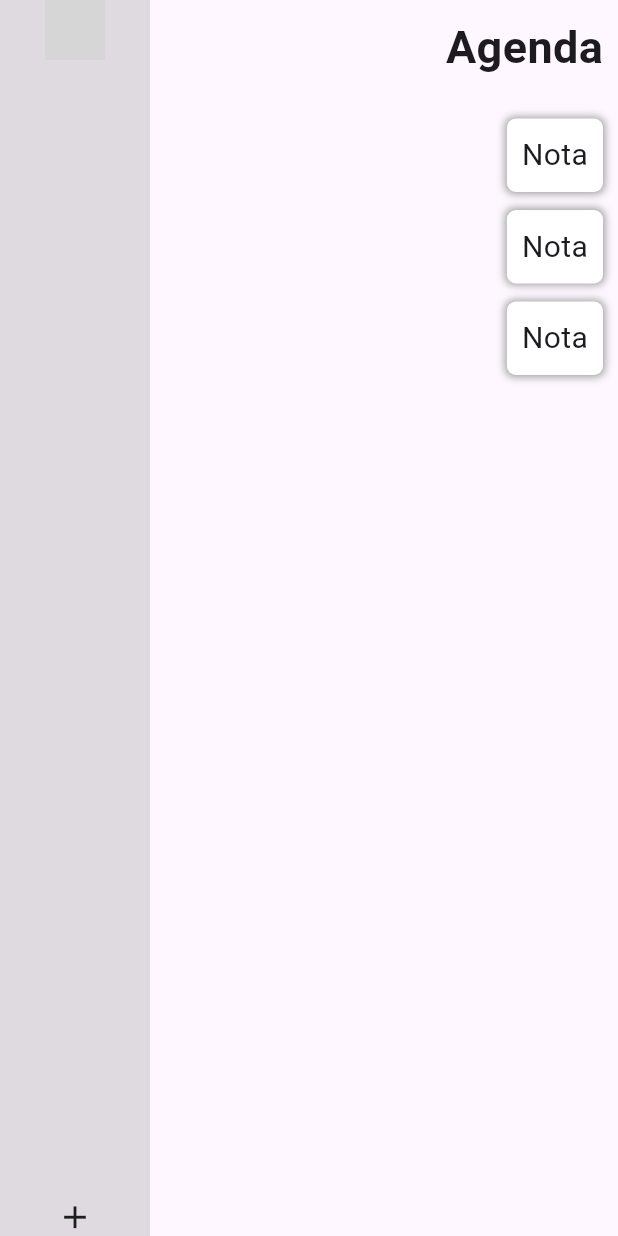
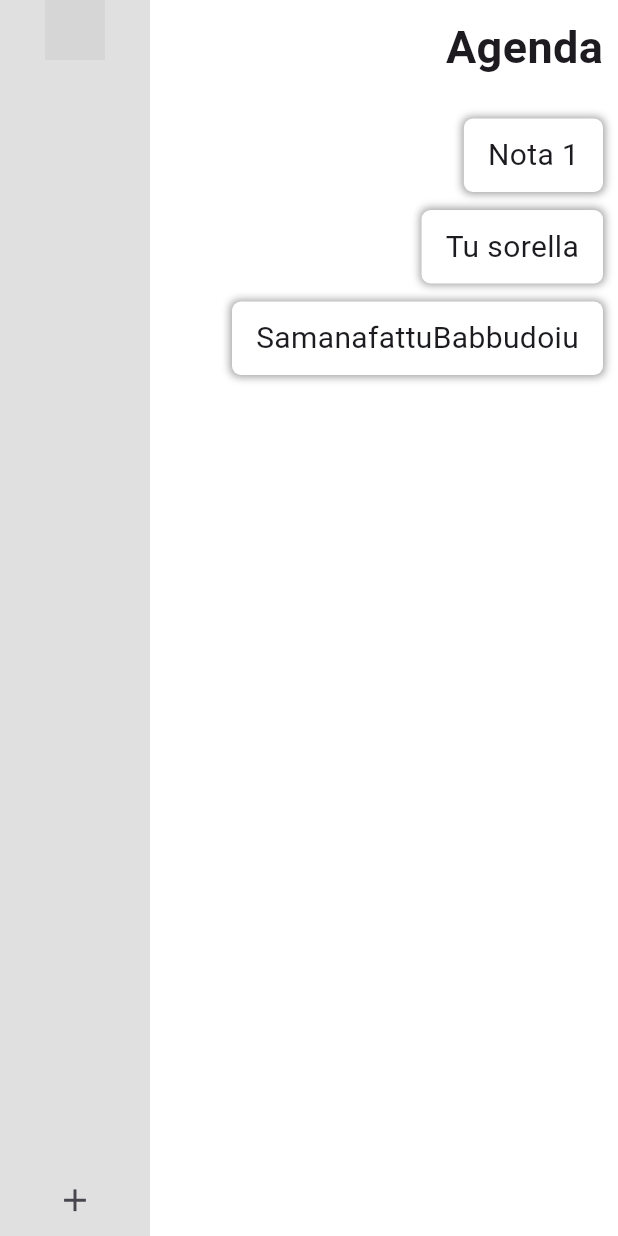
Before and after one commit to burillu/flutter-agenda-list, a Flutter app: the screen it shows after launch, on a phone screen of 412 x 824 dp. Run offline on Flutter 3.47's test engine with Material 3 defaults, Android fonts, the light colour scheme and no system bars; network calls fail; grey boxes are pictures that could not be loaded.

Commit message:
map notes, dynamic text, bg white for home

```diff
--- a/lib/app.dart
+++ b/lib/app.dart
@@ -1,11 +1,13 @@
-import 'package:agenda_list/pages/home_page.dart';
+import 'package:agenda_list/pages/home/home_page.dart';
 import 'package:flutter/material.dart';
 
 class App extends StatelessWidget {
   @override
   Widget build(BuildContext context) {
     return MaterialApp(
+      //theme: ThemeData(canvasColor: ),
       home: Scaffold(
+        backgroundColor: Colors.white,
         body: body(),
       ),
     );
--- a/lib/components/note.dart
+++ b/lib/components/note.dart
@@ -1,10 +1,14 @@
 import 'package:flutter/material.dart';
 
 class Note extends StatelessWidget {
+  final String text;
+
+  const Note({required String this.text});
+
   @override
   Widget build(BuildContext context) {
     return Container(
-      padding: EdgeInsets.all(10),
+      padding: EdgeInsets.symmetric(horizontal: 16, vertical: 10),
       margin: EdgeInsets.symmetric(vertical: 6),
       decoration: BoxDecoration(
           color: Colors.white,
@@ -13,7 +17,7 @@ class Note extends StatelessWidget {
             BoxShadow(color: Colors.grey, spreadRadius: 1, blurRadius: 4)
           ]),
       child: Text(
-        "Nota",
+        text,
         style: TextStyle(fontSize: 20),
       ),
     );
--- /dev/null
+++ b/lib/pages/home/home_page.dart
@@ -0,0 +1,32 @@
+import 'package:agenda_list/pages/home/partials/home_page_main.dart';
+import 'package:agenda_list/pages/home/partials/home_page_sidebar.dart';
+import 'package:flutter/material.dart';
+
+class HomePage extends StatefulWidget {
+  @override
+  State<HomePage> createState() => _HomePageState();
+}
+
+class _HomePageState extends State<HomePage> {
+  final List<String> notes = ['Nota 1', 'Tu sorella', 'SamanafattuBabbudoiu'];
+
+  void addNote(String note) {
+    setState(() {
+      notes.add(note);
+    });
+  }
+
+  @override
+  Widget build(BuildContext context) {
+    return Row(
+      children: [
+        HomePageSidebar(
+          functionBtn: addNote,
+        ),
+        HomePageMain(
+          notes: notes,
+        )
+      ],
+    );
+  }
+}
--- a/lib/pages/partials/home_page_main.dart
+++ b/lib/pages/home/partials/home_page_main.dart
@@ -2,6 +2,9 @@ import 'package:agenda_list/components/note.dart';
 import 'package:flutter/material.dart';
 
 class HomePageMain extends StatelessWidget {
+  final List<String> notes;
+
+  HomePageMain({required List<String> this.notes});
   @override
   Widget build(BuildContext context) {
     return Expanded(
@@ -20,7 +23,8 @@ class HomePageMain extends StatelessWidget {
               height: 20,
             ),
             Column(
-              children: [Note(), Note(), Note()],
+              crossAxisAlignment: CrossAxisAlignment.end,
+              children: notes.map((note) => Note(text: note)).toList(),
             )
           ],
         ),
--- a/lib/pages/partials/home_page_sidebar.dart
+++ b/lib/pages/home/partials/home_page_sidebar.dart
@@ -2,6 +2,9 @@ import 'package:flutter/material.dart';
 import 'package:flutter/widgets.dart';
 
 class HomePageSidebar extends StatelessWidget {
+  final void functionBtn;
+  HomePageSidebar({required Function this.functionBtn});
+
   @override
   Widget build(BuildContext context) {
     return Container(
@@ -15,9 +18,12 @@ class HomePageSidebar extends StatelessWidget {
               backgroundImage: NetworkImage(
                   "https://media.licdn.com/dms/image/D4E03AQEYk5x2BQqOmg/profile-displayphoto-shrink_800_800/0/1708207818662?e=1729728000&v=beta&t=lMjA2EHPLRDIVliFD3hvEByi5lDbxod_Opvi0xgZ3Pc"),
             ),
-            Icon(
-              Icons.add,
-              size: 25,
+            IconButton(
+              icon: Icon(
+                Icons.add,
+                size: 25,
+              ),
+              onPressed: () => functionBtn,
             ),
           ],
         ),
--- a/lib/pages/home_page.dart
+++ /dev/null
@@ -1,12 +0,0 @@
-import 'package:agenda_list/pages/partials/home_page_main.dart';
-import 'package:agenda_list/pages/partials/home_page_sidebar.dart';
-import 'package:flutter/material.dart';
-
-class HomePage extends StatelessWidget {
-  @override
-  Widget build(BuildContext context) {
-    return Row(
-      children: [HomePageSidebar(), HomePageMain()],
-    );
-  }
-}
```
